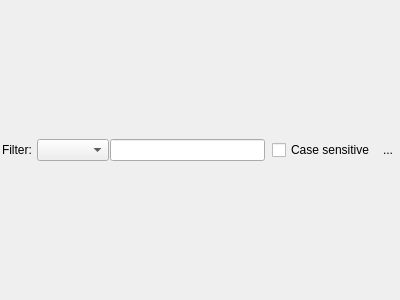
Above: Viewer/ecflowUI/src/TextFilterWidget.ui from ecmwf/ecflow before the change. Below: the same form after it.
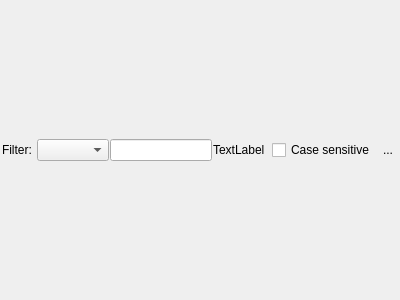
That is the form after the change.

Commit message: ecFlowUI: display number of matching lines for text filter in output log panel ECFLOW-1641

```diff
--- a/Viewer/ecflowUI/src/TextFilterWidget.ui
+++ b/Viewer/ecflowUI/src/TextFilterWidget.ui
@@ -13,7 +13,7 @@
   <property name="windowTitle">
    <string>Form</string>
   </property>
-  <layout class="QHBoxLayout" name="horizontalLayout" stretch="0,0,0,1,0,0,0">
+  <layout class="QHBoxLayout" name="horizontalLayout" stretch="0,0,0,1,0,0,0,0">
    <property name="spacing">
     <number>1</number>
    </property>
@@ -56,10 +56,23 @@
     <widget class="QLineEdit" name="le_"/>
    </item>
    <item>
-    <spacer name="horizontalSpacer_2">
+    <widget class="QLabel" name="numberLabel_">
+     <property name="autoFillBackground">
+      <bool>true</bool>
+     </property>
+     <property name="text">
+      <string>TextLabel</string>
+     </property>
+    </widget>
+   </item>
+   <item>
+    <spacer name="horizontalSpacer_3">
      <property name="orientation">
       <enum>Qt::Horizontal</enum>
      </property>
+     <property name="sizeType">
+      <enum>QSizePolicy::Fixed</enum>
+     </property>
      <property name="sizeHint" stdset="0">
       <size>
        <width>6</width>
```
The commit also changes 8 other files.
